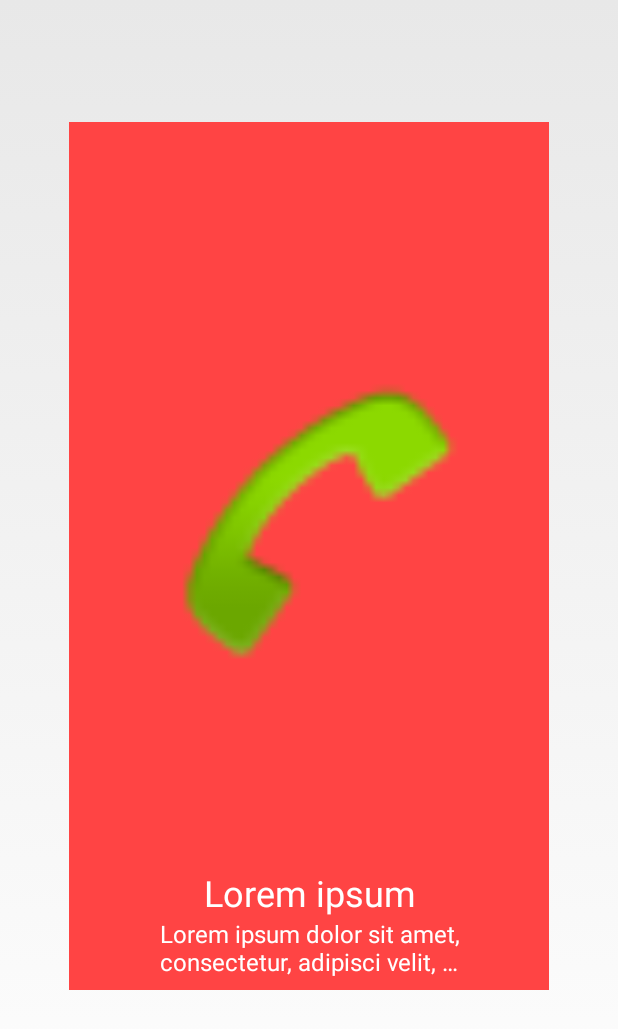
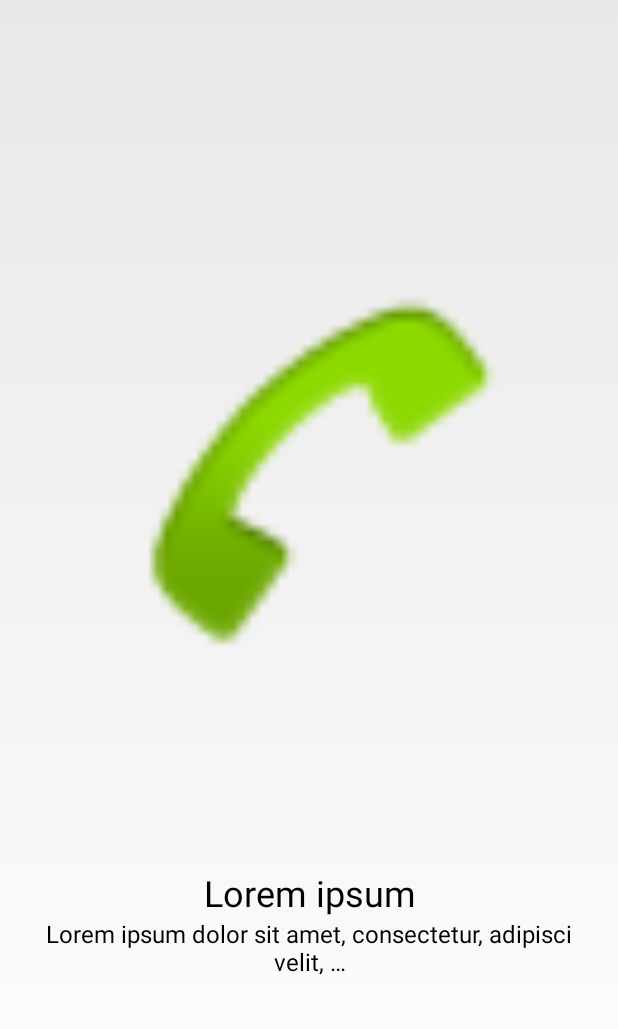
Before and after one commit to metes12/soulnumber, an Android app: the layout fragment_slide.xml on its own in the app's theme, with its tools: preview values and no code run, on a phone screen of 412 x 824 dp. Shown: the top 1029 px of the screen. Run offline under Robolectric (Android 15) with nearby library versions, the phone set to English and light mode, and no system bars.

Commit message:
- 디자인 고도화

```diff
--- a/app/src/main/java/com/soullotto/SplashActivity.java
+++ b/app/src/main/java/com/soullotto/SplashActivity.java
@@ -5,8 +5,6 @@ import android.content.Intent;
 import android.os.Bundle;
 import android.support.annotation.Nullable;
 
-import com.soullotto.IntroActivity;
-import com.soullotto.SoulNumberActivity;
 import com.soullotto.utils.SoulNumberHelper;
 
 public class SplashActivity extends Activity {
--- a/app/src/main/res/values/colors.xml
+++ b/app/src/main/res/values/colors.xml
@@ -3,4 +3,8 @@
     <color name="colorPrimary">#bf0d2b</color>
     <color name="colorPrimaryDark">#00574B</color>
     <color name="colorAccent">#D81B60</color>
+    <color name="red">#F44336</color>
+    <color name="blue">#33B5E5</color>
+    <color name="yellow">#EF6C00</color>
+    <color name="green">#4CAF50</color>
 </resources>
--- a/material-intro-screen/src/main/java/agency/tango/materialintroscreen/SlideFragmentBuilder.java
+++ b/material-intro-screen/src/main/java/agency/tango/materialintroscreen/SlideFragmentBuilder.java
@@ -12,15 +12,9 @@ public class SlideFragmentBuilder {
     String[] neededPermissions;
     String[] possiblePermissions;
     int image;
-    int textColor;
 
     public SlideFragmentBuilder backgroundColor(@ColorRes int backgroundColor) {
         this.backgroundColor = backgroundColor;
-        return this;
-    }
-
-    public SlideFragmentBuilder textColor(@ColorRes int textColor) {
-        this.textColor = textColor;
         return this;
     }
 
--- a/material-intro-screen/src/main/java/agency/tango/materialintroscreen/widgets/InkPageIndicator.java
+++ b/material-intro-screen/src/main/java/agency/tango/materialintroscreen/widgets/InkPageIndicator.java
@@ -8,7 +8,6 @@ import android.content.Context;
 import android.content.res.TypedArray;
 import android.database.DataSetObserver;
 import android.graphics.Canvas;
-import android.graphics.Color;
 import android.graphics.Paint;
 import android.graphics.Path;
 import android.graphics.RectF;
@@ -551,8 +550,7 @@ public class InkPageIndicator extends View implements CustomViewPager.OnPageChan
     public void setPageIndicatorColor(int secondaryColor) {
         unselectedColour = secondaryColor;
         unselectedPaint = new Paint(Paint.ANTI_ALIAS_FLAG);
-        unselectedPaint.setColor(Color.GRAY);
-        selectedPaint.setColor(Color.RED);
+        unselectedPaint.setColor(unselectedColour);
     }
 
     @Override
--- a/material-intro-screen/src/main/res/layout/fragment_slide.xml
+++ b/material-intro-screen/src/main/res/layout/fragment_slide.xml
@@ -15,15 +15,6 @@
     android:orientation="vertical"
     android:paddingBottom="164dp">
 
-    <LinearLayout
-        android:layout_marginTop="65dp"
-        android:layout_marginLeft="30dp"
-        android:layout_marginRight="30dp"
-        android:orientation="vertical"
-        android:background="@android:color/holo_red_light"
-        android:layout_width="match_parent"
-        android:layout_height="match_parent">
-
     <ImageView
         android:id="@+id/image_slide"
         android:layout_width="wrap_content"
@@ -39,31 +30,22 @@
         tools:src="@android:drawable/sym_action_call" />
 
     <TextView
-            android:paddingRight="20dp"
-            android:paddingLeft="20dp"
         android:id="@+id/txt_title_slide"
         android:layout_width="match_parent"
         android:layout_height="wrap_content"
         android:gravity="center"
-            android:textColor="@android:color/white"
         android:textAppearance="@style/TextAppearance.AppCompat.Headline"
         app:layout_parallaxFactor="0.5"
         tools:text="Lorem ipsum" />
 
     <TextView
         android:id="@+id/txt_description_slide"
-            android:paddingRight="20dp"
-            android:paddingLeft="20dp"
         android:layout_width="match_parent"
         android:layout_height="wrap_content"
         android:layout_marginBottom="8dp"
         android:gravity="center"
-            android:textColor="@android:color/white"
         android:textAppearance="@style/TextAppearance.AppCompat.Subhead"
         app:layout_parallaxFactor="0.2"
         tools:text="Lorem ipsum dolor sit amet, consectetur, adipisci velit, …" />
 
-
-    </LinearLayout>
-
 </agency.tango.materialintroscreen.parallax.ParallaxLinearLayout>
```
Also changed, not shown: app/src/main/java/com/soullotto/IntroActivity.java (+8 -7 lines), material-intro-screen/src/main/java/agency/tango/materialintroscreen/SlideFragment.java (+0 -8 lines). Lines whose indentation alone changed are shown as unchanged.
